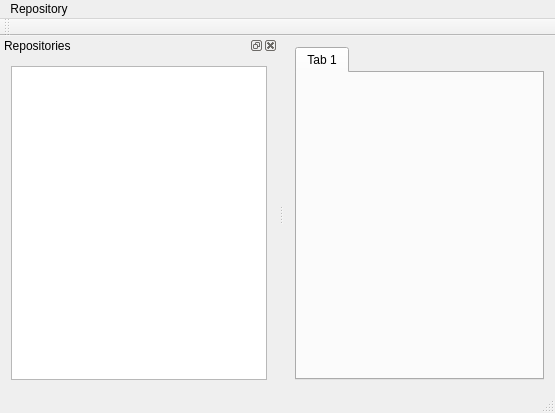
The window that develop/GuiClient/MainWindow.ui (mkirya/QGitPlayground) describes before a commit, drawn with Qt 5.
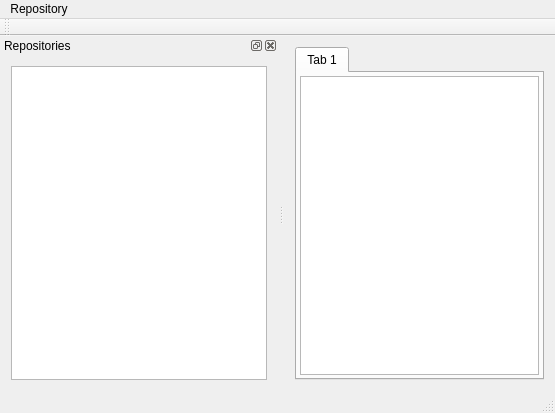
The same window after the commit.

Commit message: Testcode with changed libqgit2. You need to provide a repo and hash of HEAD commit to work!

```diff
--- a/develop/GuiClient/MainWindow.ui
+++ b/develop/GuiClient/MainWindow.ui
@@ -27,6 +27,14 @@
        <attribute name="title">
         <string>Tab 1</string>
        </attribute>
+       <layout class="QGridLayout" name="gridLayout_3">
+        <property name="margin">
+         <number>3</number>
+        </property>
+        <item row="0" column="0">
+         <widget class="QPlainTextEdit" name="textCommitLogTest"/>
+        </item>
+       </layout>
       </widget>
      </widget>
     </item>
```
Left out of the diff: 2 changed lines with no effect on the pictures. The commit also changes 2 other files.
